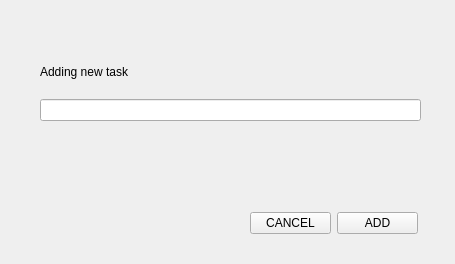
Before: the Qt Designer form src/ui/dialogaddingwindow.ui in rrossii/TODO, drawn with Qt 5.
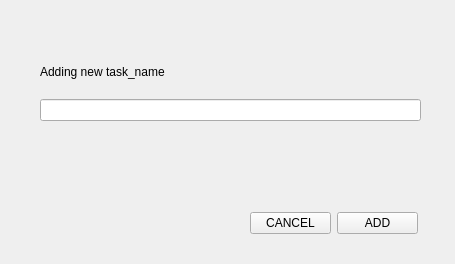
After: the same form once the commit is applied.

Commit message: added function for completed task

What changed in the file:
```diff
--- a/src/ui/dialogaddingwindow.ui
+++ b/src/ui/dialogaddingwindow.ui
@@ -55,7 +55,7 @@
     <item row="0" column="0">
      <widget class="QLabel" name="label">
       <property name="text">
-       <string>Adding new task</string>
+       <string>Adding new task_name</string>
       </property>
      </widget>
     </item>
```
The commit also changes 9 other files.
